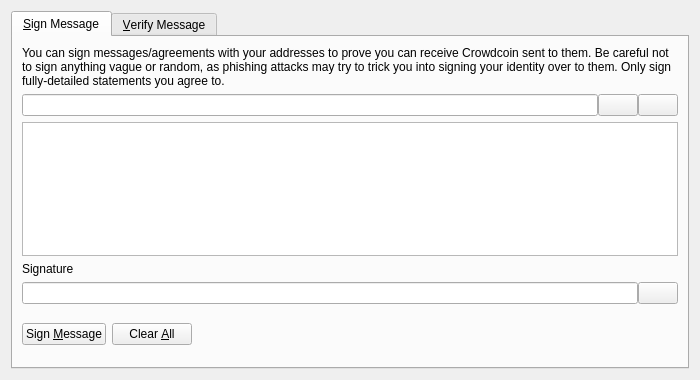
Before: the Qt Designer form src/qt/forms/signverifymessagedialog.ui in voxelru/expcoin, drawn with Qt 5.
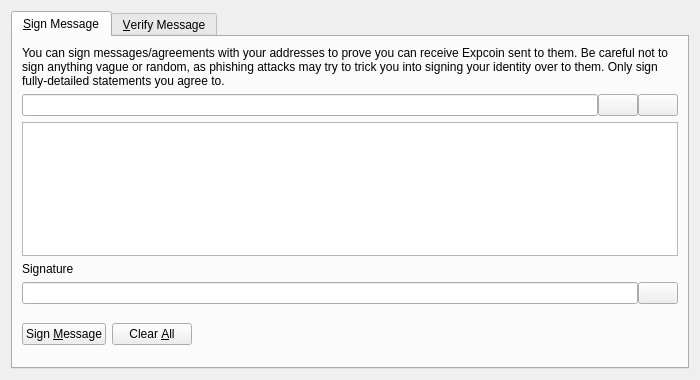
After: the same form once the commit is applied. Custom widgets are drawn as their Qt base class.

The edit to the form file:
```diff
--- a/src/qt/forms/signverifymessagedialog.ui
+++ b/src/qt/forms/signverifymessagedialog.ui
@@ -30,7 +30,7 @@
        <item>
         <widget class="QLabel" name="infoLabel_SM">
          <property name="text">
-          <string>You can sign messages/agreements with your addresses to prove you can receive Crowdcoin sent to them. Be careful not to sign anything vague or random, as phishing attacks may try to trick you into signing your identity over to them. Only sign fully-detailed statements you agree to.</string>
+          <string>You can sign messages/agreements with your addresses to prove you can receive Expcoin sent to them. Be careful not to sign anything vague or random, as phishing attacks may try to trick you into signing your identity over to them. Only sign fully-detailed statements you agree to.</string>
          </property>
          <property name="textFormat">
           <enum>Qt::PlainText</enum>
```
Left out of the diff: 10 changed lines with no effect on the pictures.
